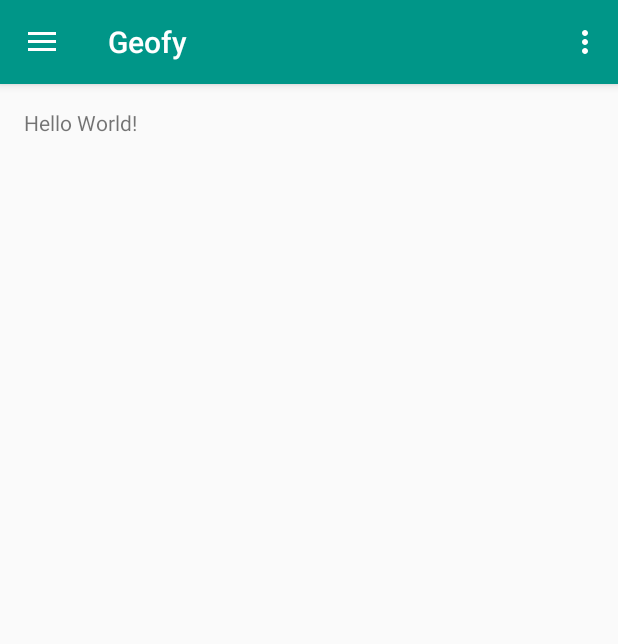
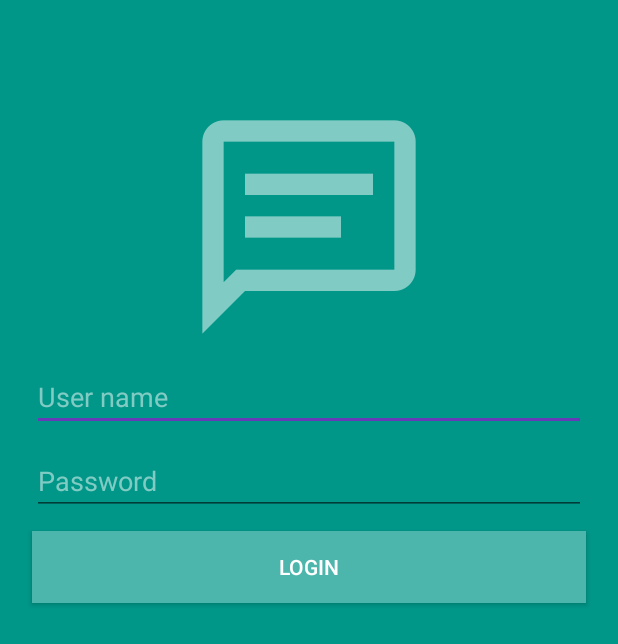
Before and after one commit to ge-chat/mobile, an Android app: the screen it shows after launch (MainActivity before the commit, LoginActivity after it), on a phone screen of 412 x 824 dp. Shown: the top 644 px of the screen. Run offline under Robolectric (Android 15) with nearby library versions, the phone set to English and light mode, and no system bars.

Commit message:
add login activity

```diff
--- a/app/src/main/AndroidManifest.xml
+++ b/app/src/main/AndroidManifest.xml
@@ -9,12 +9,11 @@
         android:supportsRtl="true"
         android:theme="@style/AppTheme">
         <activity
-            android:name=".MainActivity"
+            android:name=".LoginActivity"
             android:label="@string/app_name"
             android:theme="@style/AppTheme.NoActionBar">
             <intent-filter>
                 <action android:name="android.intent.action.MAIN" />
-
                 <category android:name="android.intent.category.LAUNCHER" />
             </intent-filter>
         </activity>
--- /dev/null
+++ b/app/src/main/java/by/tarnenok/geofy/LoginActivity.kt
@@ -0,0 +1,11 @@
+package by.tarnenok.geofy
+
+import android.os.Bundle
+import android.support.v7.app.AppCompatActivity
+
+class LoginActivity : AppCompatActivity(){
+    override fun onCreate(savedInstanceState: Bundle?) {
+        super.onCreate(savedInstanceState)
+        setContentView(R.layout.activity_login)
+    }
+}
--- /dev/null
+++ b/app/src/main/res/layout/activity_login.xml
@@ -0,0 +1,43 @@
+<?xml version="1.0" encoding="utf-8"?>
+<LinearLayout xmlns:android="http://schemas.android.com/apk/res/android"
+    android:orientation="vertical"
+    android:layout_width="match_parent"
+    android:layout_height="match_parent"
+    android:id="@+id/activity_login"
+    android:background="@color/colorPrimary"
+    android:padding="@dimen/activity_vertical_padding">
+    <ImageView
+        android:layout_width="match_parent"
+        android:layout_height="wrap_content"
+        android:src="@mipmap/ic_launcher"
+        android:layout_marginTop="50dp"/>
+    <EditText
+        android:id="@+id/edit_username"
+        android:layout_width="match_parent"
+        android:layout_height="wrap_content"
+        android:layout_margin="5dp"
+        android:inputType="textEmailAddress"
+        android:hint="@string/hint_username"
+        android:textColor="@android:color/white"
+        android:textColorHint="@color/colorHint"
+        android:textColorHighlight="@android:color/white"
+        android:textColorLink="@android:color/white"
+        />
+    <EditText
+        android:id="@+id/edit_password"
+        android:layout_width="match_parent"
+        android:layout_height="wrap_content"
+        android:layout_margin="5dp"
+        android:hint="@string/hint_password"
+        android:textColor="@android:color/white"
+        android:textColorHint="@color/colorHint"
+        android:textColorHighlight="@android:color/white"
+        android:textColorLink="@android:color/white"/>
+    <Button
+        android:layout_width="match_parent"
+        android:layout_height="wrap_content"
+        android:layout_margin="5dp"
+        android:text="@string/login"
+        android:textColor="@android:color/white"
+        android:background="@color/colorPrimary_300"/>
+</LinearLayout>
--- a/app/src/main/res/values-w820dp/dimens.xml
+++ b/app/src/main/res/values-w820dp/dimens.xml
@@ -3,4 +3,5 @@
          (such as screen margins) for screens with more than 820dp of available width. This
          would include 7" and 10" devices in landscape (~960dp and ~1280dp respectively). -->
     <dimen name="activity_horizontal_margin">64dp</dimen>
+    <dimen name="activity_vertical_padding">100dp</dimen>
 </resources>
--- a/app/src/main/res/values/colors.xml
+++ b/app/src/main/res/values/colors.xml
@@ -3,4 +3,7 @@
     <color name="colorPrimary">#009688</color>
     <color name="colorPrimaryDark">#00897B</color>
     <color name="colorAccent">#673AB7</color>
+
+    <color name="colorHint">#80CBC4</color>
+    <color name="colorPrimary_300">#4DB6AC</color>
 </resources>
--- a/app/src/main/res/values/dimens.xml
+++ b/app/src/main/res/values/dimens.xml
@@ -5,5 +5,6 @@
     <!-- Default screen margins, per the Android Design guidelines. -->
     <dimen name="activity_horizontal_margin">16dp</dimen>
     <dimen name="activity_vertical_margin">16dp</dimen>
+    <dimen name="activity_vertical_padding">16dp</dimen>
     <dimen name="fab_margin">16dp</dimen>
 </resources>
--- a/app/src/main/res/values/strings.xml
+++ b/app/src/main/res/values/strings.xml
@@ -5,4 +5,7 @@
     <string name="navigation_drawer_close">Close navigation drawer</string>
 
     <string name="action_settings">Settings</string>
+    <string name="hint_username">User name</string>
+    <string name="hint_password">Password</string>
+    <string name="login">Login</string>
 </resources>
```
Also changed, not shown: app/src/main/res/mipmap-hdpi/ic_launcher.png, app/src/main/res/mipmap-mdpi/ic_launcher.png (deleted), app/src/main/res/mipmap-xhdpi/ic_launcher.png (deleted), app/src/main/res/mipmap-xxhdpi/ic_launcher.png (deleted), app/src/main/res/mipmap-xxxhdpi/ic_launcher.png (deleted).
